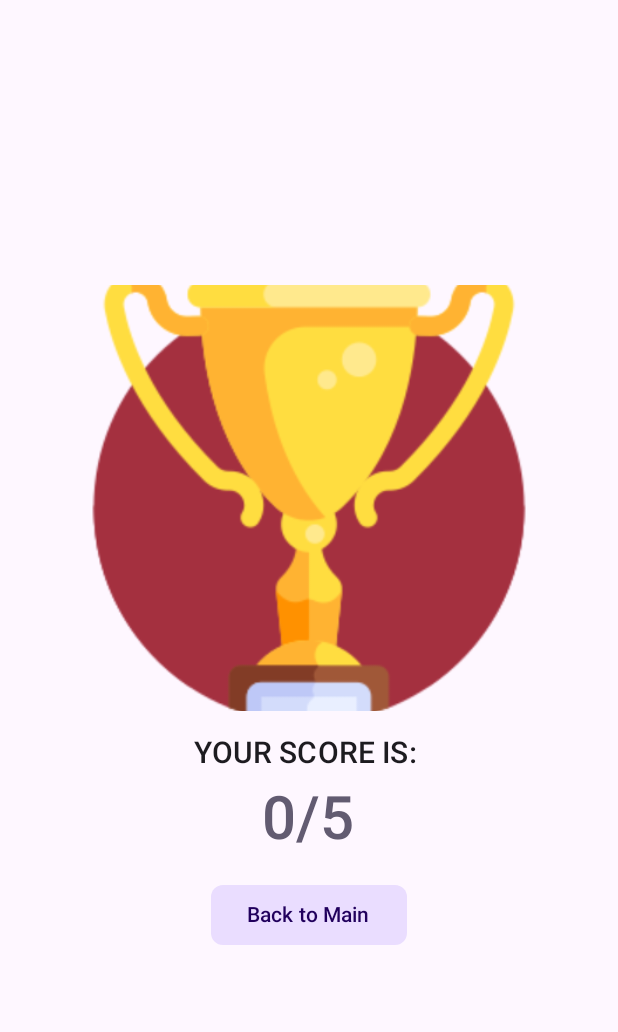
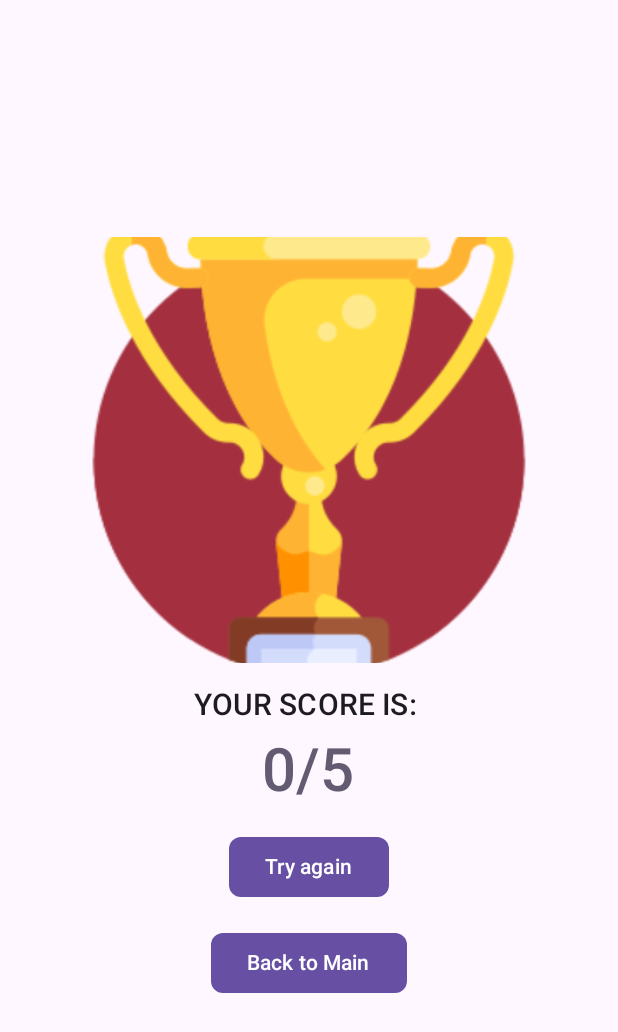
Before and after one commit to nicoxeye/ASL-Learning-App, an Android app built with Jetpack Compose: the ScoreActivity screen opened directly, with no data from a screen before it, on a phone screen of 412 x 824 dp. Shown: the top 1032 px of the screen. Run offline under Robolectric (Android 15) with nearby library versions, the phone set to English and light mode, and no system bars.

Commit message:
buttons: tryAgain and goBack
- go back to main at any point during quiz by clicking arrow in left upper corner
- after completing quiz and seeing score click tryAgain button to take the quiz with restared score

```diff
--- a/app/src/main/java/com/project/learnasl/QuestionActivity/QuestionScreen.kt
+++ b/app/src/main/java/com/project/learnasl/QuestionActivity/QuestionScreen.kt
@@ -87,7 +87,7 @@ fun QuestionScreen(
                         .padding(24.dp),
                     verticalAlignment = Alignment.CenterVertically
                 ) {    // go back button
-                    IconButton(onClick = { onBackClick }) {
+                    IconButton(onClick = onBackClick ) {
                         Icon(
                             painter = painterResource(R.drawable.go_back),
                             contentDescription = "Go back button",
--- a/app/src/main/java/com/project/learnasl/ScoreActivity/ScoreActivity.kt
+++ b/app/src/main/java/com/project/learnasl/ScoreActivity/ScoreActivity.kt
@@ -5,6 +5,7 @@ import android.os.Bundle
 import android.view.View
 import androidx.activity.compose.setContent
 import androidx.appcompat.app.AppCompatActivity
+import androidx.compose.ui.platform.LocalContext
 import androidx.core.content.ContextCompat
 import com.project.learnasl.MainActivity
 import com.project.learnasl.R
@@ -20,10 +21,12 @@ class ScoreActivity : AppCompatActivity() {
         //val context = LocalContext.current
         setContent {
             LearnASLTheme {
-                ScoreScreen(score=score) {
-                    startActivity(Intent(this, MainActivity::class.java))
-                    finish()
-                }
+                val context = LocalContext.current
+                ScoreScreen(score = score, context=context)
+//                ScoreScreen(score=score) {
+//                    startActivity(Intent(this, MainActivity::class.java))
+//                    finish()
+//                }
             }
         }
     }
--- a/app/src/main/java/com/project/learnasl/ScoreActivity/ScoreScreen.kt
+++ b/app/src/main/java/com/project/learnasl/ScoreActivity/ScoreScreen.kt
@@ -1,5 +1,7 @@
 package com.project.learnasl.ScoreActivity
 
+import android.content.Context
+import android.content.Intent
 import androidx.compose.foundation.Image
 import androidx.compose.foundation.background
 import androidx.compose.foundation.layout.Box
@@ -22,10 +24,13 @@ import androidx.compose.ui.unit.dp
 import androidx.compose.ui.unit.sp
 import com.project.learnasl.R
 import androidx.compose.ui.platform.LocalContext
+import com.project.learnasl.MainActivity
+import com.project.learnasl.QuestionActivity.QuestionActivity
+import com.project.learnasl.QuizActivity
 import com.project.learnasl.ui.theme.LearnASLTheme
 
 @Composable
-fun ScoreScreen(score: Int, onBackToMain:()->Unit)
+fun ScoreScreen(score: Int, context: Context)
 {
     LearnASLTheme {
         Box(
@@ -60,15 +65,27 @@ fun ScoreScreen(score: Int, onBackToMain:()->Unit)
                     modifier = Modifier.padding(top=8.dp)
                 )
                 Button(
-                    onClick = onBackToMain,
+                    onClick = { startNewQuiz(context) },
                     modifier = Modifier
                         .padding(top=16.dp),
                     colors = ButtonDefaults.buttonColors(
-                        MaterialTheme.colorScheme.primaryContainer
+                        MaterialTheme.colorScheme.primary
+                    ), shape= RoundedCornerShape(8.dp)
+                ) {
+                    Text(text="Try again",
+                        color = MaterialTheme.colorScheme.onPrimary,
+                        style= MaterialTheme.typography.labelLarge)
+                }
+                Button(
+                    onClick = { goBackToMain(context) },
+                    modifier = Modifier
+                        .padding(top=16.dp),
+                    colors = ButtonDefaults.buttonColors(
+                        MaterialTheme.colorScheme.primary
                     ), shape= RoundedCornerShape(8.dp)
                 ) {
                     Text(text="Back to Main",
-                        color = MaterialTheme.colorScheme.onPrimaryContainer,
+                        color = MaterialTheme.colorScheme.onPrimary,
                         style= MaterialTheme.typography.labelLarge)
                 }
             }
@@ -76,10 +93,18 @@ fun ScoreScreen(score: Int, onBackToMain:()->Unit)
     }
 }
 
+// credits to niki for this idea for handling multiple buttons:D (taken from MainActivity)
+fun goBackToMain(context: Context) {
+    context.startActivity(Intent(context, MainActivity::class.java))
+}
 
+fun startNewQuiz(context: Context) {
+    context.startActivity(Intent(context, QuizActivity::class.java))
+}
 
 @Preview
 @Composable
 fun ScoreScreenPreview(){
-    ScoreScreen(score=5, onBackToMain = {})
+    val context = LocalContext.current
+   // ScoreScreen(score=5, context = startNewQuiz(context))
 }
```
Also changed, not shown: app/src/main/java/com/project/learnasl/QuestionActivity/QuestionActivity.kt (+6 -1 lines).
